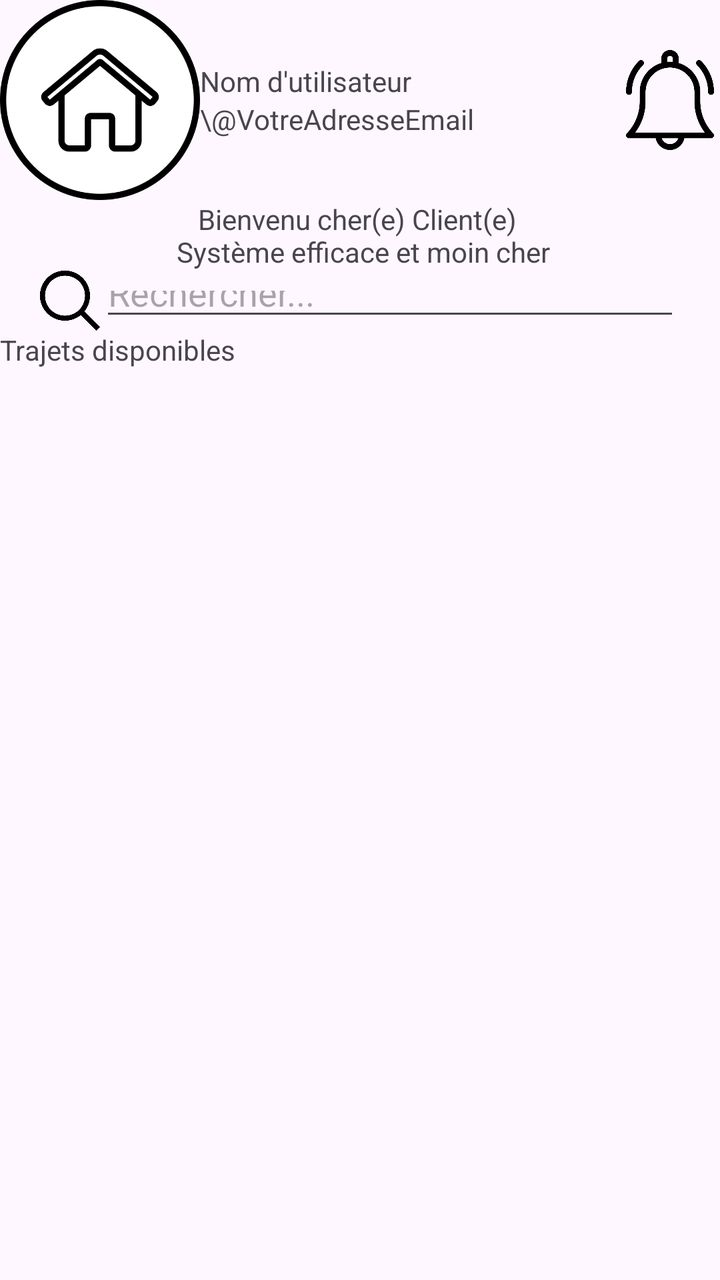
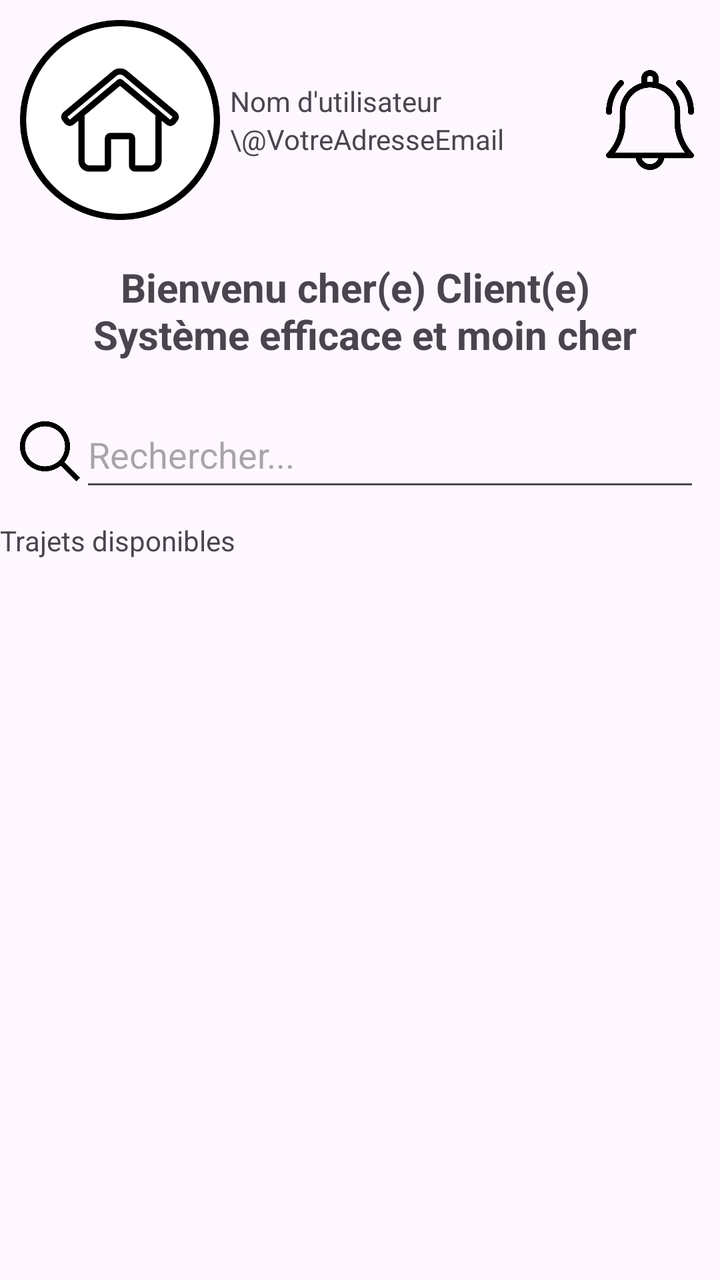

An Android layout rendered at two revisions. The XML below is the earlier revision; the diff shows what the commit changed to produce the second picture.
<!-- AndroidManifest.xml: application theme Theme.CarPooling -->
<!-- res/layout/fragment_home.xml -->
<?xml version="1.0" encoding="utf-8"?>
<LinearLayout xmlns:android="http://schemas.android.com/apk/res/android"
    android:layout_width="match_parent"
    android:layout_height="match_parent"
    xmlns:app="http://schemas.android.com/apk/res-auto"
    android:orientation="vertical">

    <androidx.constraintlayout.widget.ConstraintLayout
        android:layout_width="match_parent"
        android:layout_height="wrap_content">

        <ImageView
            android:id="@+id/home_profil"
            android:layout_width="100dp"
            android:layout_height="100dp"
            android:src="@drawable/icon_accueil"
            android:background="@drawable/circle_shape"
            android:scaleType="centerCrop"
            app:layout_constraintTop_toTopOf="parent"
            app:layout_constraintBottom_toBottomOf="parent"
            app:layout_constraintLeft_toLeftOf="parent"/>

        <LinearLayout
            android:layout_width="wrap_content"
            android:layout_height="wrap_content"
            android:orientation="vertical"
            app:layout_constraintTop_toTopOf="parent"
            app:layout_constraintLeft_toRightOf="@id/home_profil"
            app:layout_constraintBottom_toBottomOf="parent">

            <TextView
                android:id="@+id/home_nom"
                android:layout_width="wrap_content"
                android:layout_height="wrap_content"
                android:text="Nom d'utilisateur"/>
            <TextView
                android:id="@+id/home_email"
                android:layout_width="wrap_content"
                android:layout_height="wrap_content"
                android:text="\@VotreAdresseEmail"/>

        </LinearLayout>

        <ImageView
            android:id="@+id/home_notification_icon"
            android:layout_width="50dp"
            android:layout_height="50dp"
            app:layout_constraintTop_toTopOf="parent"
            app:layout_constraintBottom_toBottomOf="parent"
            app:layout_constraintRight_toRightOf="parent"
            android:src="@drawable/notification"/>

    </androidx.constraintlayout.widget.ConstraintLayout>

    <LinearLayout
        android:layout_width="match_parent"
        android:layout_height="wrap_content">

        <TextView
            android:id="@+id/home_bienvenu"
            android:layout_width="match_parent"
            android:layout_height="wrap_content"
            android:gravity="center"
            android:text="Bienvenu cher(e) Client(e) \n Système efficace et moin cher"/>
    </LinearLayout>


    <LinearLayout
        android:layout_width="match_parent"
        android:layout_height="wrap_content"
        android:gravity="center"
        android:layout_marginHorizontal="20dp">

        <ImageView
            android:id="@+id/home_recherche_icon"
            android:layout_width="30dp"
            android:layout_height="30dp"
            android:src="@drawable/search"/>

        <EditText
            android:id="@+id/home_recherche"
            android:layout_width="match_parent"
            android:layout_height="match_parent"
            android:minHeight="48dp"
            android:hint="Rechercher..."/>

    </LinearLayout>

    <LinearLayout
        android:layout_width="match_parent"
        android:layout_height="wrap_content">

        <TextView
            android:id="@+id/home_trajets_disponibles"
            android:layout_width="match_parent"
            android:layout_height="wrap_content"
            android:text="Trajets disponibles"/>
    </LinearLayout>

    <LinearLayout
        android:layout_width="match_parent"
        android:layout_height="wrap_content"
        android:orientation="vertical">
        
        <androidx.recyclerview.widget.RecyclerView
            android:id="@+id/home_recycler_trajet1"
            android:layout_width="wrap_content"
            android:layout_height="wrap_content"
            android:layout_marginVertical="16dp" />
        <androidx.recyclerview.widget.RecyclerView
            android:id="@+id/home_recycler_trajet2"
            android:layout_width="wrap_content"
            android:layout_height="wrap_content"
            android:layout_marginVertical="16dp" />
    </LinearLayout>

</LinearLayout>
<!-- resources referenced by this layout -->
<resources>
  <!-- drawable circle_shape (drawable) -->
  <?xml version="1.0" encoding="utf-8"?>
  <shape xmlns:android="http://schemas.android.com/apk/res/android" android:shape="oval">
      <solid android:color="@android:color/white" />
  </shape>
  <!-- drawable icon_accueil: png bitmap (drawable, 19607 bytes) -->
  <!-- drawable notification: png bitmap (drawable, 14287 bytes) -->
  <!-- drawable search: png bitmap (drawable, 12279 bytes) -->
  <style name="Theme.CarPooling" parent="Base.Theme.CarPooling" />
  <style name="Base.Theme.CarPooling" parent="Theme.Material3.DayNight.NoActionBar">
          
          
      </style>
</resources>

<!-- the commit's change to res/layout/fragment_home.xml (unified diff, before → after) -->
@@ -3,11 +3,13 @@
     android:layout_width="match_parent"
     android:layout_height="match_parent"
     xmlns:app="http://schemas.android.com/apk/res-auto"
-    android:orientation="vertical">
+    android:orientation="vertical"
+    android:layout_margin="10dp">
 
     <androidx.constraintlayout.widget.ConstraintLayout
         android:layout_width="match_parent"
-        android:layout_height="wrap_content">
+        android:layout_height="wrap_content"
+        android:layout_margin="10dp">
 
         <ImageView
             android:id="@+id/home_profil"
@@ -26,7 +28,8 @@
             android:orientation="vertical"
             app:layout_constraintTop_toTopOf="parent"
             app:layout_constraintLeft_toRightOf="@id/home_profil"
-            app:layout_constraintBottom_toBottomOf="parent">
+            app:layout_constraintBottom_toBottomOf="parent"
+            android:layout_margin="5dp">
 
             <TextView
                 android:id="@+id/home_nom"
@@ -54,9 +57,12 @@
 
     <LinearLayout
         android:layout_width="match_parent"
-        android:layout_height="wrap_content">
+        android:layout_height="wrap_content"
+        android:layout_margin="10dp">
 
         <TextView
+            android:textSize="20dp"
+            android:textStyle="bold"
             android:id="@+id/home_bienvenu"
             android:layout_width="match_parent"
             android:layout_height="wrap_content"
@@ -69,7 +75,7 @@
         android:layout_width="match_parent"
         android:layout_height="wrap_content"
         android:gravity="center"
-        android:layout_marginHorizontal="20dp">
+        android:layout_margin="10dp">
 
         <ImageView
             android:id="@+id/home_recherche_icon"
@@ -80,8 +86,8 @@
         <EditText
             android:id="@+id/home_recherche"
             android:layout_width="match_parent"
-            android:layout_height="match_parent"
-            android:minHeight="48dp"
+            android:layout_height="wrap_content"
+            android:minHeight="50dp"
             android:hint="Rechercher..."/>
 
     </LinearLayout>
